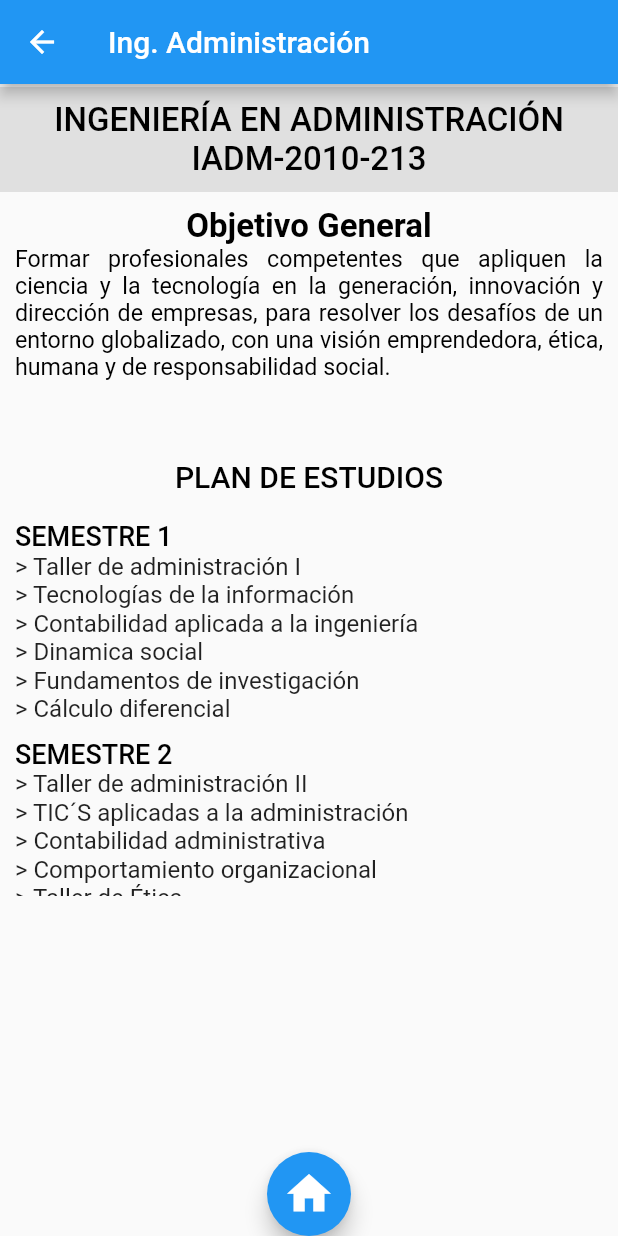
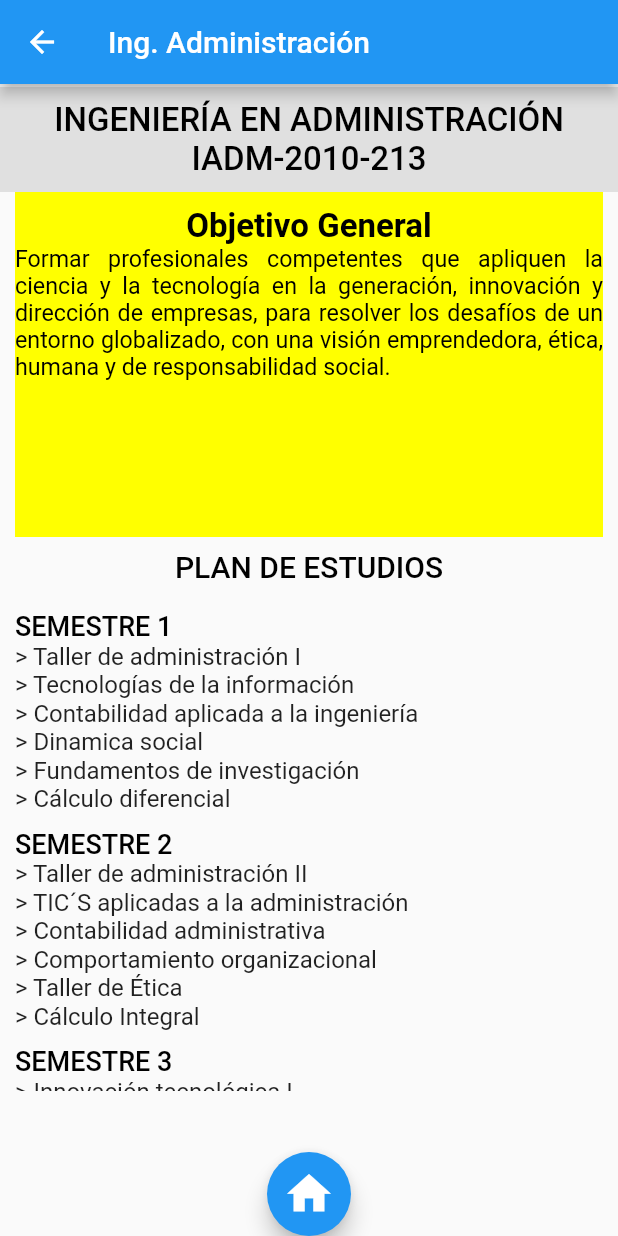
Before and after one commit to Jeryn61297/proyecto_itca, a Flutter app: the CarrerasPage screen opened directly, after a tap on "Ing Administración", on a phone screen of 412 x 824 dp. Run offline on Flutter 3.47's test engine with Material 2 defaults, Android fonts, the phone set to English and light mode, and no system bars.

Commit message:
ajustes de diseño

```diff
--- a/lib/src/pag/fold_carreras/carreras.dart
+++ b/lib/src/pag/fold_carreras/carreras.dart
@@ -36,7 +36,7 @@ Widget _TituloPage() {
     child: Container(
         alignment: Alignment.center,
         width: double.infinity,
-        height: 130,
+        height: 135,
         //color: Colors.grey[400],
         child: Text(
           'El TecNM Campus Cd. Altamirano cuenta con las siguientes carreras:',
@@ -51,7 +51,7 @@ Widget _Botones(context) {
   return Padding(
     padding: EdgeInsets.symmetric(horizontal: 5),
     child: Container(
-        height: 390,
+        height: 560,
         width: double.infinity,
         color: Colors.cyan[100],
         child: GridView.count(
--- a/lib/src/pag/fold_carreras/contabilidad.dart
+++ b/lib/src/pag/fold_carreras/contabilidad.dart
@@ -49,7 +49,7 @@ Widget _Objetivo() {
     padding: EdgeInsets.symmetric(horizontal: 10),
     child: Container(
       width: double.infinity,
-      height: 220,
+      height: 310,
       //color: Colors.yellowAccent,
       child: Column(
         children: <Widget>[
@@ -92,7 +92,7 @@ Widget _Semestres() {
   return Padding(
     padding: EdgeInsets.symmetric(horizontal: 10, vertical: 9),
     child: Container(
-        height: 220,
+        height: 260,
         width: double.infinity,
         child: ListView(
           children: [
--- a/lib/src/pag/fold_carreras/informatica.dart
+++ b/lib/src/pag/fold_carreras/informatica.dart
@@ -49,7 +49,7 @@ Widget _Objetivo() {
     padding: EdgeInsets.symmetric(horizontal: 10),
     child: Container(
       width: double.infinity,
-      height: 200,
+      height: 290,
       //color: Colors.yellowAccent,
       child: Column(
         children: <Widget>[
@@ -92,7 +92,7 @@ Widget _Semestres() {
   return Padding(
     padding: EdgeInsets.symmetric(horizontal: 10, vertical: 9),
     child: Container(
-        height: 220,
+        height: 280,
         width: double.infinity,
         child: ListView(
           children: [
--- a/lib/src/pag/fold_carreras/ing_admi.dart
+++ b/lib/src/pag/fold_carreras/ing_admi.dart
@@ -49,8 +49,8 @@ Widget _Objetivo() {
     padding: EdgeInsets.symmetric(horizontal: 10),
     child: Container(
       width: double.infinity,
-      height: 170,
-      //color: Colors.yellowAccent,
+      height: 230,
+      color: Colors.yellowAccent,
       child: Column(
         children: <Widget>[
           SizedBox(height: 10),
@@ -92,7 +92,7 @@ Widget _Semestres() {
   return Padding(
     padding: EdgeInsets.symmetric(horizontal: 10, vertical: 9),
     child: Container(
-        height: 250,
+        height: 320,
         width: double.infinity,
         child: ListView(
           children: [
--- a/lib/src/pag/infor.dart
+++ b/lib/src/pag/infor.dart
@@ -71,7 +71,7 @@ Widget _Datos() {
     padding: EdgeInsets.symmetric(horizontal: 25),
     child: Container(
       width: double.infinity,
-      height: 400,
+      height: 540,
       //color: Colors.blue[50],
       child: Column(
         children: [
@@ -122,7 +122,7 @@ Widget _Contacto() {
     child: Container(
         padding: EdgeInsets.symmetric(horizontal: 30, vertical: 10),
         width: double.infinity,
-        height: 155,
+        height: 175,
         //color: Colors.yellow[50],
         child: Row(children: <Widget>[
           Column(
```
